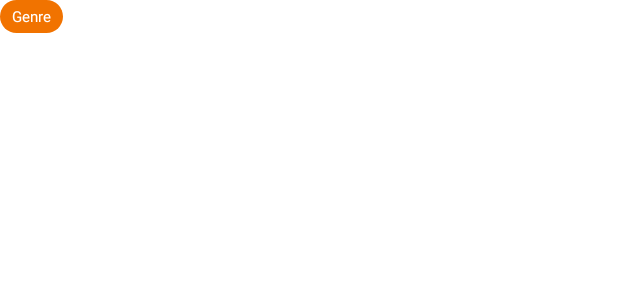
After one commit to JarrettTo/Swipe, an Android app: the layout genres.xml on its own in the app's theme, with its tools: preview values and no code run, on a phone screen of 412 x 824 dp. The commit adds this screen. Shown: the top 300 px of the screen. Run offline under Robolectric (Android 15) with nearby library versions, the phone set to English and light mode, and no system bars.

Commit message:
edited layout for the card view
edited layout for the card view
added temp games

```diff
--- /dev/null
+++ b/app/src/main/res/drawable/circle_button.xml
@@ -0,0 +1,5 @@
+<?xml version="1.0" encoding="utf-8"?>
+<shape xmlns:android="http://schemas.android.com/apk/res/android"
+    android:shape="oval">
+    <solid android:color="#808080" />
+</shape>
--- /dev/null
+++ b/app/src/main/res/drawable/oblong_shape.xml
@@ -0,0 +1,15 @@
+<?xml version="1.0" encoding="utf-8"?>
+<shape xmlns:android="http://schemas.android.com/apk/res/android"
+    android:shape="rectangle">
+
+    <solid android:color="@color/orange" />
+
+    <corners android:radius="40dp" />
+
+    <padding
+        android:left="8dp"
+        android:right="8dp"
+        android:top="4dp"
+        android:bottom="4dp" />
+
+</shape>
--- a/app/src/main/res/layout/activity_main.xml
+++ b/app/src/main/res/layout/activity_main.xml
@@ -6,8 +6,8 @@
 
     <com.swipe.application.SwipeStack
         android:id="@+id/swipeStack"
-        android:layout_width="250dp"
-        android:layout_height="320dp"
+        android:layout_width="259dp"
+        android:layout_height="373dp"
 
         app:layout_constraintBottom_toBottomOf="parent"
         app:layout_constraintEnd_toEndOf="parent"
--- /dev/null
+++ b/app/src/main/res/layout/genres.xml
@@ -0,0 +1,27 @@
+<?xml version="1.0" encoding="utf-8"?>
+<LinearLayout xmlns:android="http://schemas.android.com/apk/res/android"
+    android:layout_width="wrap_content"
+    android:layout_height="wrap_content"
+    android:orientation="horizontal">
+
+    <!-- Customize the shape of your genre item -->
+    <TextView
+        android:id="@+id/genreTextView"
+        android:textSize="10sp"
+        android:layout_width="wrap_content"
+        android:layout_height="wrap_content"
+        android:text="Genre"
+        android:textColor="#FFFFFF"
+        android:background="@drawable/oblong_shape"
+        android:paddingStart="8dp"
+        android:paddingEnd="8dp"
+        android:paddingTop="4dp"
+        android:paddingBottom="4dp"
+        android:layout_marginEnd="4dp"
+        android:layout_marginBottom="4dp"/>
+
+    <!-- Add space between oblong genres -->
+    <Space
+        android:layout_width="4dp"
+        android:layout_height="1dp"/>
+</LinearLayout>
--- a/app/src/main/res/values/colors.xml
+++ b/app/src/main/res/values/colors.xml
@@ -7,4 +7,5 @@
     <color name="teal_700">#FF018786</color>
     <color name="black">#FF000000</color>
     <color name="white">#FFFFFFFF</color>
+    <color name="orange">#F17300</color>
 </resources>
```
Also changed, not shown: app/src/main/java/com/swipe/application/DataHelper.kt (added, +42 -0 lines), app/src/main/java/com/swipe/application/Games.kt (added, +9 -0 lines), app/src/main/java/com/swipe/application/MainActivity.kt (+10 -13 lines), app/src/main/java/com/swipe/application/SwipeAdapter.kt (+10 -7 lines), app/src/main/java/com/swipe/application/SwipeHolder.kt (added, +108 -0 lines), app/src/main/java/com/swipe/application/SwipeStack.kt (+19 -28 lines), app/src/main/res/layout/card_items.xml (+119 -7 lines), 3 other files.
